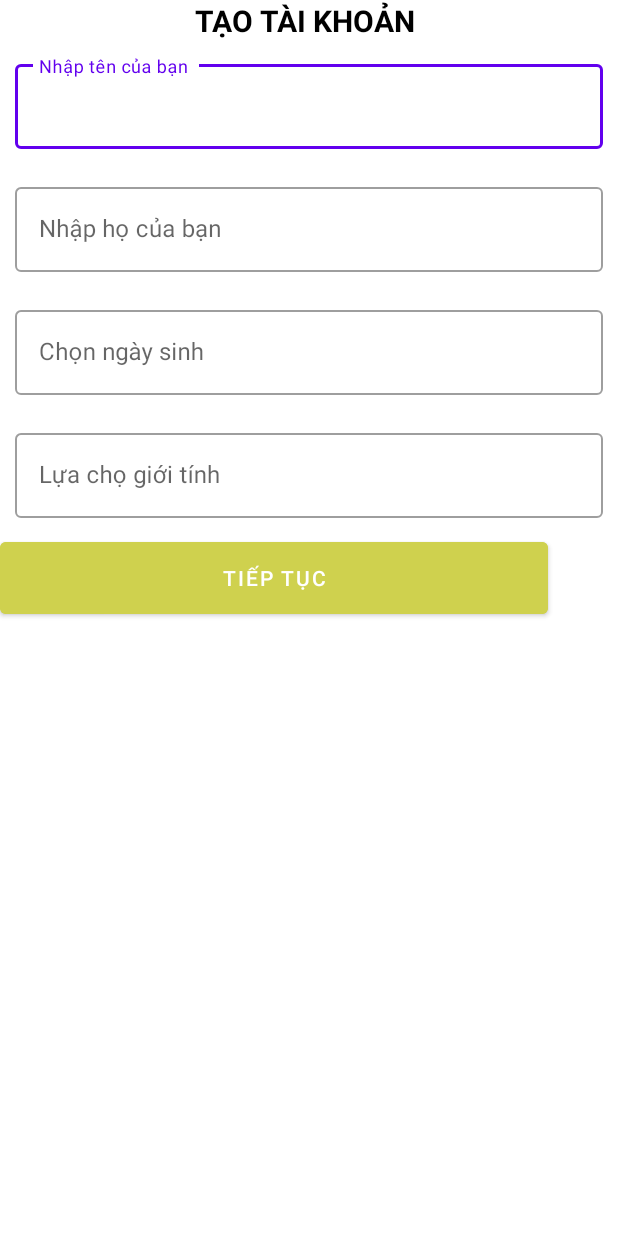
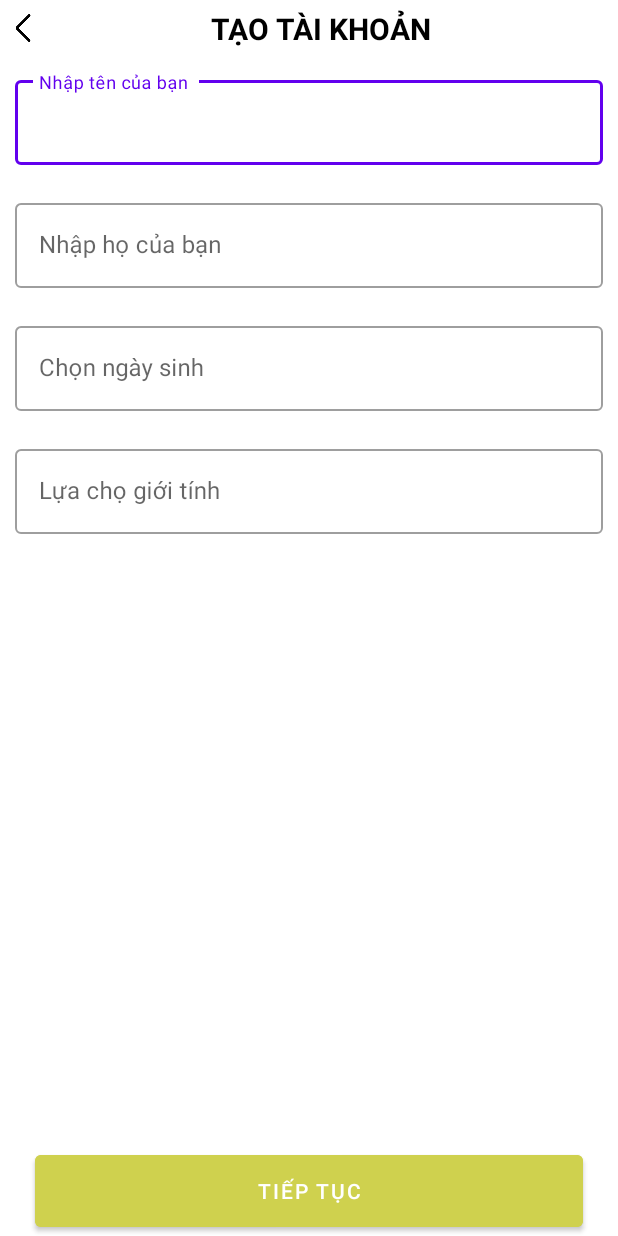
Before and after one commit to dungpt14083/UngDungDatLichCatToc, an Android app: the layout activity_create_account.xml on its own in the app's theme, with its tools: preview values and no code run, on a phone screen of 412 x 824 dp. Run offline under Robolectric (Android 15) with nearby library versions, the phone set to English and light mode, and no system bars.

Commit message:
feature_chung_add_XacthuSDT_and_ createrAccount

```diff
--- a/app/src/main/AndroidManifest.xml
+++ b/app/src/main/AndroidManifest.xml
@@ -13,6 +13,9 @@
         android:supportsRtl="true"
         android:theme="@style/Theme.UngDungDatLichCatToc"
         tools:targetApi="31">
+        <activity
+            android:name=".XacthucSDT"
+            android:exported="false" />
         <activity
             android:name=".CreateAccountActivity"
             android:exported="false" />
--- a/app/src/main/res/layout/activity_create_account.xml
+++ b/app/src/main/res/layout/activity_create_account.xml
@@ -5,23 +5,38 @@
     android:layout_width="match_parent"
     android:layout_height="match_parent"
     android:orientation="vertical"
+    android:weightSum="2"
     tools:context=".activity.CreateAccountActivity">
     <LinearLayout
+        android:layout_margin="5dp"
         android:layout_width="match_parent"
         android:layout_height="wrap_content"
-        android:orientation="vertical"
+        android:orientation="horizontal"
         >
+        <ImageView
+            android:layout_width="20dp"
+            android:layout_height="20dp"
+            android:src="@drawable/back"
+            android:layout_gravity="center_vertical"
+            />
         <TextView
-            android:layout_width="wrap_content"
+            android:layout_width="match_parent"
             android:layout_height="wrap_content"
             android:text="TẠO TÀI KHOẢN "
             android:textStyle="bold"
             android:textSize="20dp"
             android:textColor="#000000"
+            android:gravity="center_horizontal"
             android:layout_gravity="center_horizontal"
             />
 
     </LinearLayout>
+    <LinearLayout
+        android:layout_width="match_parent"
+        android:layout_height="wrap_content"
+        android:orientation="vertical"
+        android:layout_weight="2"
+        >
         <com.google.android.material.textfield.TextInputLayout
             android:layout_margin="10dp"
             android:id="@+id/textField"
@@ -71,7 +86,6 @@
             android:layout_width="match_parent"
             android:layout_height="wrap_content"
             android:hint="Lựa chọ giới tính  "
-
             style="@style/Widget.MaterialComponents.TextInputLayout.OutlinedBox"
             >
 
@@ -81,11 +95,13 @@
                 />
 
         </com.google.android.material.textfield.TextInputLayout>
+    </LinearLayout>
 
     <Button
         android:layout_width="365dp"
         android:layout_height="60dp"
-        android:layout_gravity=""
+        android:layout_gravity="center_horizontal"
+        android:layout_weight="3"
         android:backgroundTint="#CFD14E"
         android:text="TIẾP TỤC" />
 </LinearLayout>
```
Also changed, not shown: app/src/main/java/com/example/ungdungdatlichcattoc/activity/XacthucSDT.java (added, +16 -0 lines), app/src/main/res/layout/activity_xacthuc_sdt.xml (added, +127 -0 lines), app/src/main/res/drawable-v24/back.png (added). Lines whose indentation alone changed are shown as unchanged.
